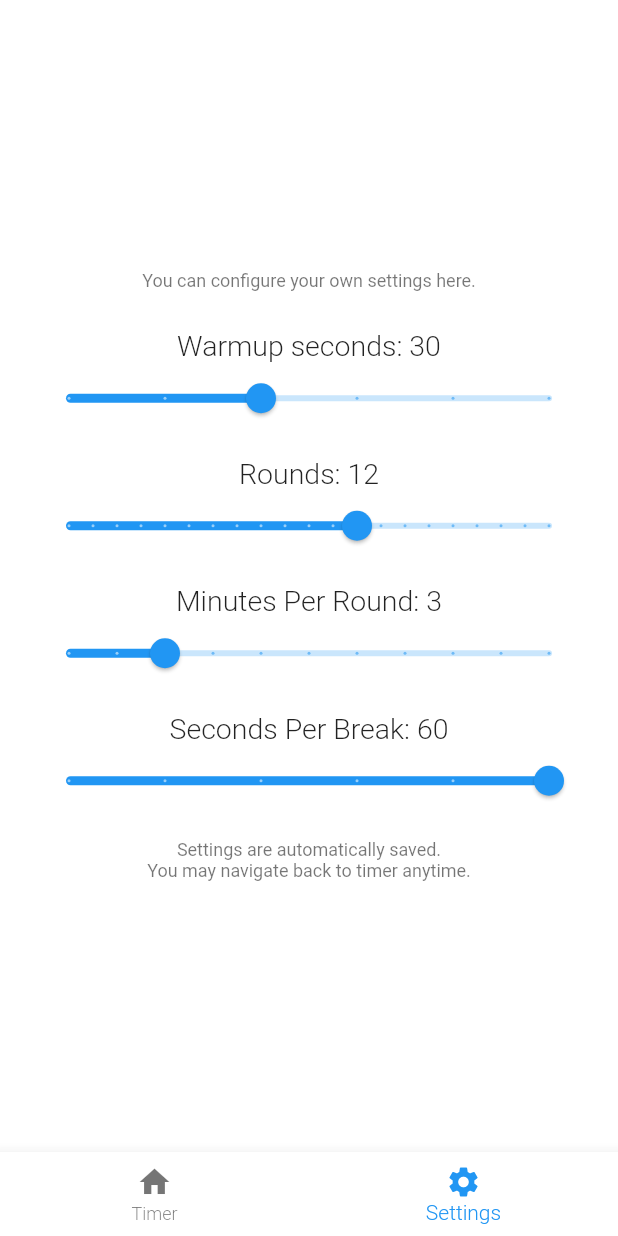
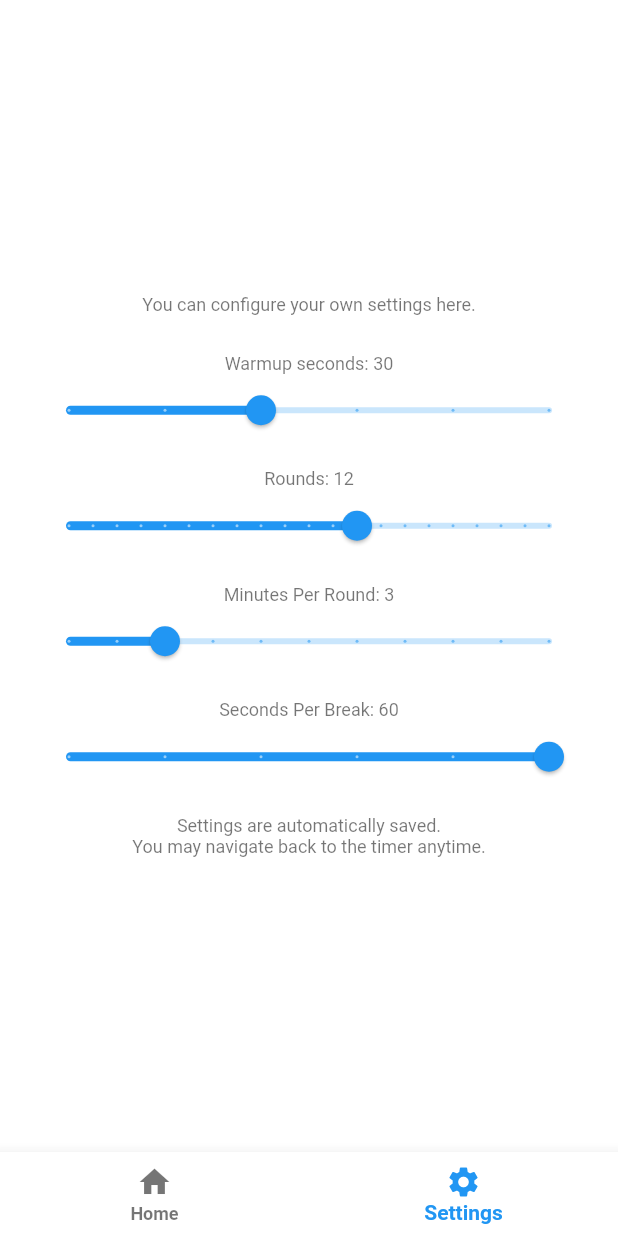
Before and after one commit to op3n-signal/timeroo, a Flutter app: the screen it shows after launch, item 2 of the bottom bar chosen, on a phone screen of 412 x 824 dp. Run offline on Flutter 3.47's test engine with Material 2 defaults, Android fonts, the phone set to English and light mode, and no system bars; our stand-ins replace audioplayers, get.

Commit message:
ui changes

```diff
--- a/lib/controller/timer_controller.dart
+++ b/lib/controller/timer_controller.dart
@@ -7,6 +7,8 @@ import 'package:timeroo/utility/file.dart';
 import 'package:timeroo/widgets/shared/dialog.dart';
 
 class TimerController extends GetxController {
+  static TimerController get to => Get.find<TimerController>();
+
   final _audio = Audio();
   Timer _timer = Timer(Duration.zero, () => null);
   int round = 1;
@@ -123,7 +125,7 @@ class TimerController extends GetxController {
 
       isStopped = true;
       isBreak = false;
-      roundSeconds = 5;
+      roundSeconds = 30;
       seconds.value = roundSeconds;
       minutes = 0;
       round = 1;
--- a/lib/screens/settings_screen.dart
+++ b/lib/screens/settings_screen.dart
@@ -29,7 +29,7 @@ class SettingsScreen extends StatelessWidget {
                 Container(
                   child: Column(
                     children: [
-                      Text('Warmup seconds: ' + warmup.toString()),
+                      Text('Warmup seconds: ' + warmup.toString(), style: Theme.of(context).textTheme.bodySmall,),
                       Slider(
                         min: 10,
                         max: 60,
@@ -44,7 +44,7 @@ class SettingsScreen extends StatelessWidget {
                 Container(
                   child: Column(
                     children: [
-                      Text('Rounds: ' + maxRound.toString()),
+                      Text('Rounds: ' + maxRound.toString(), style: Theme.of(context).textTheme.bodySmall,),
                       Slider(
                         min: 1,
                         max: 20,
@@ -59,7 +59,7 @@ class SettingsScreen extends StatelessWidget {
                 Container(
                   child: Column(
                     children: [
-                      Text('Minutes Per Round: ' + minutesPerRound.toString()),
+                      Text('Minutes Per Round: ' + minutesPerRound.toString(), style: Theme.of(context).textTheme.bodySmall,),
                       Slider(
                         min: 1,
                         max: 10,
@@ -74,7 +74,7 @@ class SettingsScreen extends StatelessWidget {
                 Container(
                   child: Column(
                     children: [
-                      Text('Seconds Per Break: ' + secondsPerBreak.toString()),
+                      Text('Seconds Per Break: ' + secondsPerBreak.toString(), style: Theme.of(context).textTheme.bodySmall,),
                       Slider(
                         min: 10,
                         max: 60,
@@ -87,7 +87,7 @@ class SettingsScreen extends StatelessWidget {
                 ),
                 SizedBox(height: 15,),
                 Text(
-                  'Settings are automatically saved. \nYou may navigate back to timer anytime.',
+                  'Settings are automatically saved. \nYou may navigate back to the timer anytime.',
                   style: Theme.of(context).textTheme.bodySmall,
                   textAlign: TextAlign.center,
                 ),
--- a/lib/utility/themes.dart
+++ b/lib/utility/themes.dart
@@ -2,8 +2,8 @@ import 'package:flutter/material.dart';
 
 class Themes {
   static const _TextTheme = TextTheme(
-      bodyLarge: TextStyle(fontSize: 44.0, fontWeight: FontWeight.normal),
-      bodyMedium: TextStyle(fontSize: 19.0, fontWeight: FontWeight.w300),
+      bodyLarge: TextStyle(fontSize: 54.0, fontWeight: FontWeight.normal),
+      bodyMedium: TextStyle(fontSize: 26.0, fontWeight: FontWeight.bold, color: Colors.white),
       bodySmall: TextStyle(fontSize: 12.0),
       labelLarge: TextStyle(fontSize: 26.0),
     );
--- a/lib/widgets/shared/bottomAppBar.dart
+++ b/lib/widgets/shared/bottomAppBar.dart
@@ -1,22 +1,22 @@
 import 'package:flutter/material.dart';
 import 'package:timeroo/controller/settings_controller.dart';
+import 'package:timeroo/controller/timer_controller.dart';
 
 import './dialog.dart';
 
 Widget bottomAppBar(int selectedIndex, Function setIndex, BuildContext context) {
-  final blTimerActive = SettingsController.to.isActive;
-
   return BottomNavigationBar(
         backgroundColor: Colors.white,
         type: BottomNavigationBarType.fixed,
         onTap: (int index) => {
           if(index != selectedIndex) {
-            if(index != 0 && blTimerActive) {
+            if(index != 0 && SettingsController.to.isActive) {
               showDialog(context: context, builder: (BuildContext context) {
                 return PromptDialog(() => null);
               }).then((value) => {
                 if(value == true) {
                   SettingsController.to.isActive = false,
+                  TimerController.to.stopInterval(),
                   setIndex(index),
                 }
               })
@@ -29,7 +29,7 @@ Widget bottomAppBar(int selectedIndex, Function setIndex, BuildContext context)
         items: const <BottomNavigationBarItem>[
           BottomNavigationBarItem(
             icon: const Icon(Icons.home),
-            label: 'Timer',
+            label: 'Home',
           ),
           BottomNavigationBarItem(
             icon: const Icon(Icons.settings),
--- a/lib/widgets/shared/button.dart
+++ b/lib/widgets/shared/button.dart
@@ -10,6 +10,7 @@ class ControlButton extends StatelessWidget {
   @override
   Widget build(BuildContext context) {
     return Container(
+      height: 50,
       child: ElevatedButton(
         onPressed: () {
           if(this._context != null)
@@ -17,7 +18,7 @@ class ControlButton extends StatelessWidget {
           else
             this._method!();
         },
-        child: Text(this._buttonText!)
+        child: Text(this._buttonText!, style: Theme.of(context).textTheme.bodyMedium,)
         )
     );
   }
```
